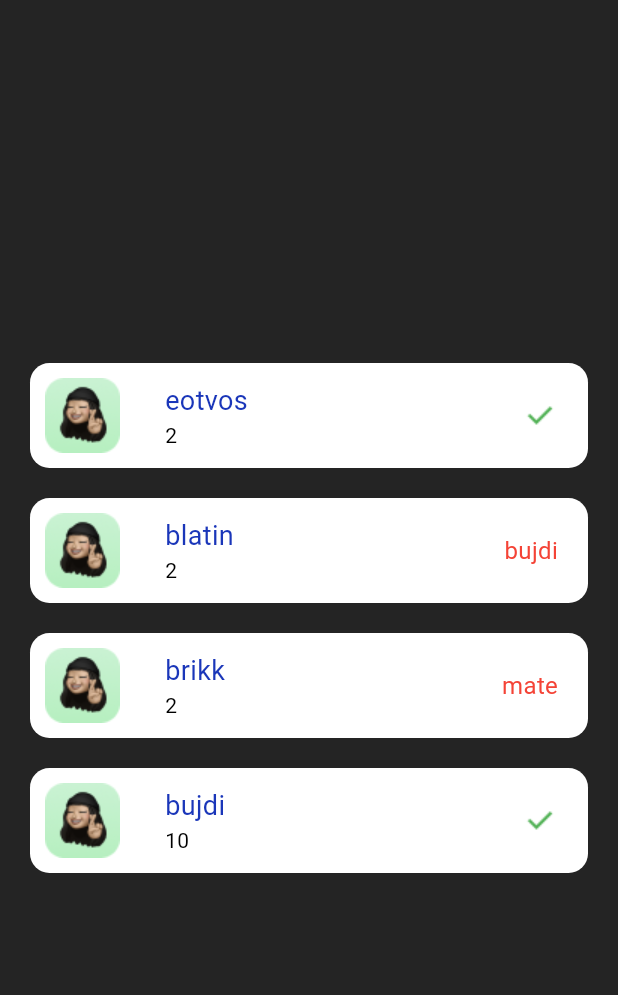
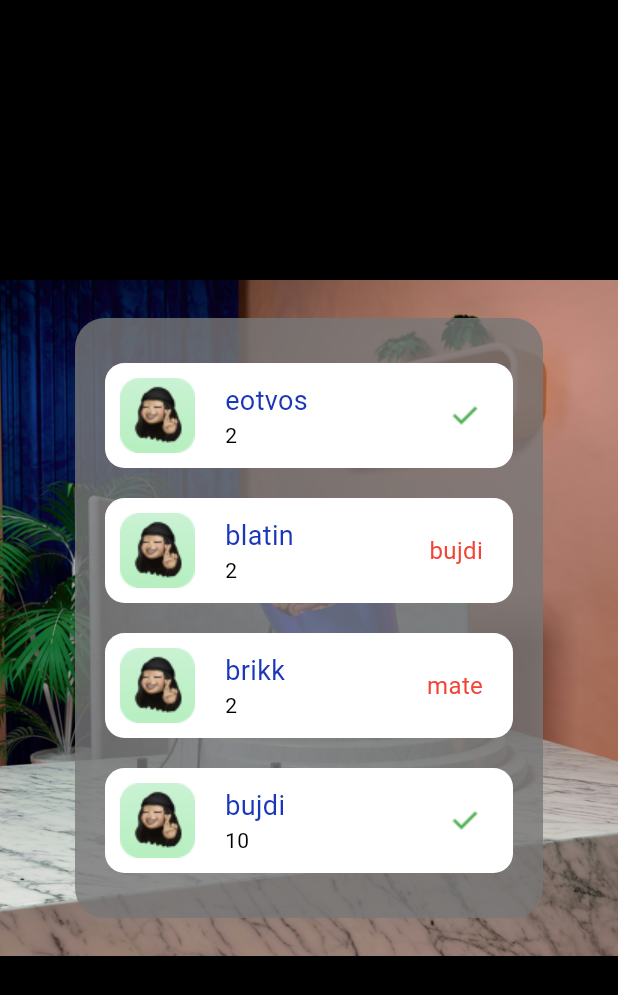
Before and after one commit to mozsarmate/photo-roulette, a Flutter app: the ResultsPage screen opened directly, on a phone screen of 412 x 824 dp. Shown: the top 995 px of the screen. Run offline on Flutter 3.47's test engine with Material 3 defaults, Android fonts, the phone set to English and light mode, and no system bars; our stand-ins replace cloud_firestore, firebase_core; missing offline and left inert: firebase_app_check, photo_manager; accounts and stored records are empty; generated files the repository leaves out were written again.

Commit message:
ResultsPage fine as hell

```diff
--- a/lib/components/playerWidget.dart
+++ b/lib/components/playerWidget.dart
@@ -37,7 +37,7 @@ class PlayerWidget extends StatelessWidget {
               Row(children: [
                 Image(image: avatar),
                 Padding(
-                    padding: const EdgeInsets.only(left: 30, right: 10),
+                    padding: const EdgeInsets.only(left: 20, right: 10),
                     child: Column(
                       crossAxisAlignment: CrossAxisAlignment.start,
                       children: <Widget>[
--- a/lib/pages/resultsPage.dart
+++ b/lib/pages/resultsPage.dart
@@ -36,10 +36,20 @@ class ResultsPage extends StatelessWidget {
     ];
     return Scaffold(
         body: Container(
-            color: Color(0x90404040),
+          decoration: BoxDecoration(
+            image: DecorationImage(image: AssetImage("assets/images/main_background.jpg"))
+          ),
             child: Center(
+              child: Container(
+                margin: EdgeInsets.all(50),
+                height: 400,
+                decoration: BoxDecoration(color: Color(0xCC777777), borderRadius: BorderRadius.circular(20)),
                 child: Column(
                     mainAxisAlignment: MainAxisAlignment.center,
-                    children: playerWidgets))));
+                    children: playerWidgets)
+              )
+            )
+        )
+              );
   }
 }
```
